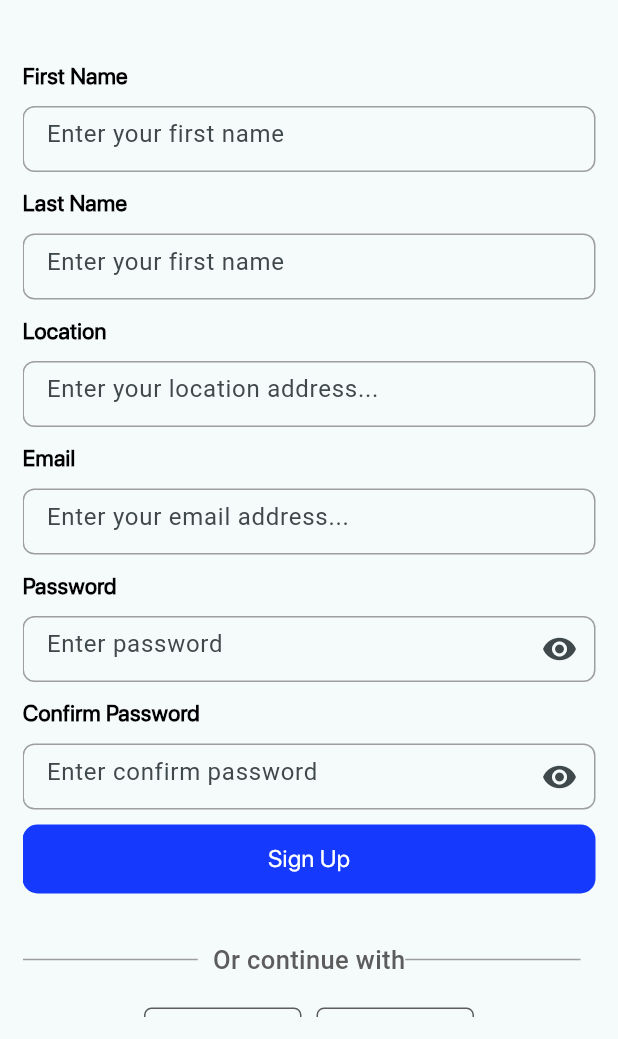
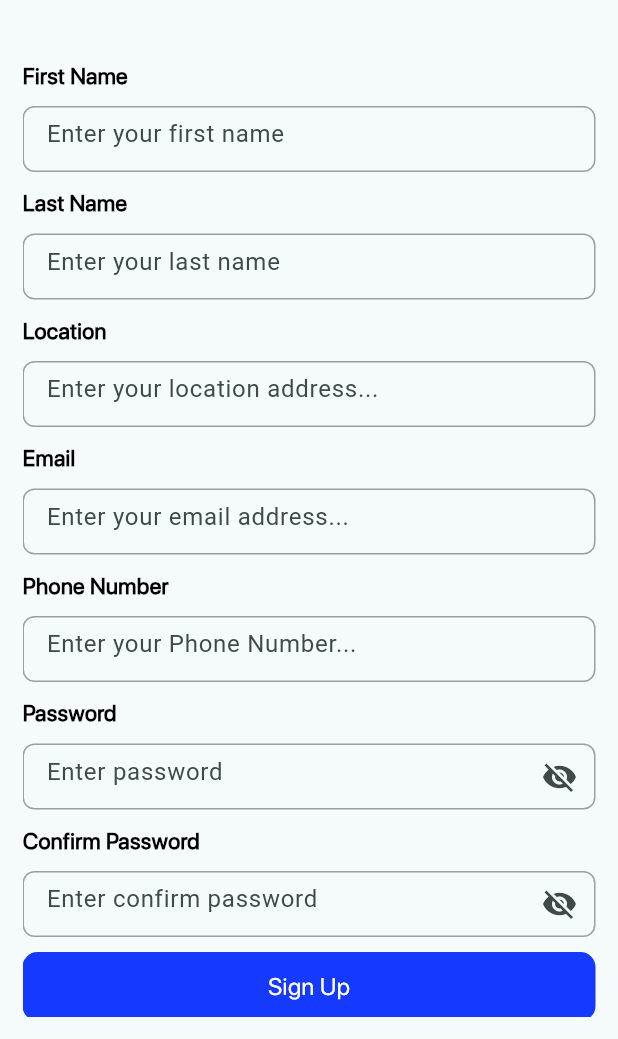
Before and after one commit to nahid-diu-cse/Social-Media-BD-Calling, a Flutter app: the CreateAccountView screen opened directly, on a phone screen of 412 x 824 dp, the part 197-1236 px from its top. Run offline on Flutter 3.47's test engine with Material 3 defaults, Android fonts, the phone set to English and light mode, and no system bars; our stand-ins replace flutter_otp_text_field, flutter_screenutil, fluttertoast, get, pin_code_fields; missing offline and left inert: custom_text_field_with_drop_down, graphview, load_switch.

```diff
--- a/lib/res/apps_url/apps_url.dart
+++ b/lib/res/apps_url/apps_url.dart
@@ -1,5 +1,7 @@
 class AppsUrl{
   static String baseUrl = "http://172.252.13.82:4000/api/v1";
   static String loginUrl = "$baseUrl/auth/sign-in";
+  static String signUpUrl = "$baseUrl/auth/sign-up";
   static String forgetPasswordUrl = "$baseUrl/auth/forget-password";
+  static String googleUrl = "$baseUrl/auth/google";
 }
--- a/lib/res/commonWidget/custom_text_form_field.dart
+++ b/lib/res/commonWidget/custom_text_form_field.dart
@@ -14,8 +14,8 @@ class CustomTextFormField extends StatelessWidget {
   });
 
   final String? hintText;
-  final Icon? prefixIcon;
-  final Icon? suffixIcon;
+  final Widget? prefixIcon;   // <-- CHANGED
+  final Widget? suffixIcon;   // <-- CHANGED
   final TextEditingController? controller;
   final String? Function(String?)? validator;
   final bool obscureText;
--- a/lib/view/authentication_view/createAccount_view.dart
+++ b/lib/view/authentication_view/createAccount_view.dart
@@ -7,24 +7,17 @@ import 'package:social_media/res/commonWidget/custom_button.dart';
 import 'package:social_media/res/commonWidget/custom_divider_text.dart';
 import 'package:social_media/res/commonWidget/custom_text_form_field.dart';
 import 'package:social_media/res/commonWidget/customText.dart';
-import 'package:social_media/view/authentication_view/verification_view.dart';
+import 'package:social_media/view_model/auth_controller/sign_up_controller.dart';
 
-import 'login_view.dart';
+class CreateAccountView extends StatelessWidget {
+  CreateAccountView({super.key});
 
-class CreateAccountView extends StatefulWidget {
-  const CreateAccountView({super.key});
+  final SignUpController controller = Get.put(SignUpController());
 
-  @override
-  State<CreateAccountView> createState() => _CreateAccountViewState();
-}
-
-class _CreateAccountViewState extends State<CreateAccountView> {
   @override
   Widget build(BuildContext context) {
     return Scaffold(
-      appBar: CustomAppBar(
-        title: "Create Account",
-      ),
+      appBar: CustomAppBar(title: "Create Account"),
       body: Padding(
         padding: const EdgeInsets.all(15),
         child: SingleChildScrollView(
@@ -45,7 +38,10 @@ class _CreateAccountViewState extends State<CreateAccountView> {
                 fontWeight: FontWeight.w600,
               ),
               SizedBox(height: 10),
-              CustomTextFormField(hintText: "Enter your first name"),
+              CustomTextFormField(
+                hintText: "Enter your first name",
+                controller: controller.firstNameController,
+              ),
               SizedBox(height: 10),
               CustomText(
                 title: "Last Name",
@@ -53,7 +49,10 @@ class _CreateAccountViewState extends State<CreateAccountView> {
                 fontWeight: FontWeight.w600,
               ),
               SizedBox(height: 10),
-              CustomTextFormField(hintText: "Enter your first name"),
+              CustomTextFormField(
+                hintText: "Enter your last name",
+                controller: controller.lastNameController,
+              ),
               SizedBox(height: 10),
               CustomText(
                 title: "Location",
@@ -61,7 +60,10 @@ class _CreateAccountViewState extends State<CreateAccountView> {
                 fontWeight: FontWeight.w600,
               ),
               SizedBox(height: 10),
-              CustomTextFormField(hintText: "Enter your location address..."),
+              CustomTextFormField(
+                hintText: "Enter your location address...",
+                controller: controller.locationController,
+              ),
               SizedBox(height: 10),
               CustomText(
                 title: "Email",
@@ -69,7 +71,23 @@ class _CreateAccountViewState extends State<CreateAccountView> {
                 fontWeight: FontWeight.w600,
               ),
               SizedBox(height: 10),
-              CustomTextFormField(hintText: "Enter your email address..."),
+              CustomTextFormField(
+                hintText: "Enter your email address...",
+                controller: controller.emailController,
+                keyboardType: TextInputType.emailAddress,
+              ),
+              SizedBox(height: 10),
+              CustomText(
+                title: "Phone Number",
+                fontSize: 15,
+                fontWeight: FontWeight.w600,
+              ),
+              SizedBox(height: 10),
+              CustomTextFormField(
+                hintText: "Enter your Phone Number...",
+                controller: controller.phoneNumberController,
+                keyboardType: TextInputType.emailAddress,
+              ),
               SizedBox(height: 10),
               CustomText(
                 title: "Password",
@@ -77,9 +95,23 @@ class _CreateAccountViewState extends State<CreateAccountView> {
                 fontWeight: FontWeight.w600,
               ),
               SizedBox(height: 10),
-              CustomTextFormField(
+              Obx(
+                () => CustomTextFormField(
                   hintText: "Enter password",
-                suffixIcon: Icon(Icons.visibility),
+                  controller: controller.passwordController,
+                  obscureText: !controller.passwordVisible.value,
+                  suffixIcon: IconButton(
+                    icon: Icon(
+                      controller.passwordVisible.value
+                          ? Icons.visibility
+                          : Icons.visibility_off,
+                    ),
+                    onPressed: () {
+                      controller.passwordVisible.value =
+                          !controller.passwordVisible.value;
+                    },
+                  ),
+                ),
               ),
               SizedBox(height: 10),
               CustomText(
@@ -88,17 +120,32 @@ class _CreateAccountViewState extends State<CreateAccountView> {
                 fontWeight: FontWeight.w600,
               ),
               SizedBox(height: 10),
-              CustomTextFormField(
+              Obx(
+                () => CustomTextFormField(
                   hintText: "Enter confirm password",
-                suffixIcon: Icon(Icons.visibility),
+                  controller: controller.confirmPasswordController,
+                  obscureText: !controller.confirmPasswordVisible.value,
+                  suffixIcon: IconButton(
+                    icon: Icon(
+                      controller.confirmPasswordVisible.value
+                          ? Icons.visibility
+                          : Icons.visibility_off,
+                    ),
+                    onPressed: () {
+                      controller.confirmPasswordVisible.value =
+                          !controller.confirmPasswordVisible.value;
+                    },
+                  ),
+                ),
               ),
               SizedBox(height: 10),
-              CustomButton(
+              Obx(
+                () => CustomButton(
                   title: "Sign Up",
                   fontSize: 16,
-                onTap: () {
-                  Get.to(() => VerificationView());
-                },
+                  isLoading: controller.isLoading.value,
+                  onTap: controller.createAccount, //
+                ),
               ),
               SizedBox(height: 32),
               CustomDividerText(text: 'Or continue with'),
@@ -136,16 +183,20 @@ class _CreateAccountViewState extends State<CreateAccountView> {
                     color: AppColors.black100,
                     fontSize: 16,
                   ),
-                  CustomText(
+                  GestureDetector(
+                    onTap: () {
+                      Get.back(); // Or navigate to LoginView if you want: Get.to(() => LoginView());
+                    },
+                    child: CustomText(
                       title: "Log In",
                       color: AppColors.mainColor,
                       fontSize: 16,
                       fontWeight: FontWeight.w500,
                     ),
+                  ),
                 ],
               ),
               SizedBox(height: 20),
-
               SizedBox(height: 40),
             ],
           ),
--- a/lib/view/forgetSystem_view/forget_password_view/forget_password_view.dart
+++ b/lib/view/forgetSystem_view/forget_password_view/forget_password_view.dart
@@ -33,7 +33,10 @@ class _ForgetPasswordViewState extends State<ForgetPasswordView> {
           ),
         ),
         centerTitle: true,
-        leading: Icon(Icons.arrow_back_ios_rounded),
+        leading: InkWell(
+          child: Icon(Icons.arrow_back_ios_rounded),
+          onTap: () => Get.back(),
+        ),
       ),
       body: Padding(
         padding: const EdgeInsets.all(15),
```
Also changed, not shown: lib/repo/auth_repo/auth_repo.dart (+26 -6 lines), lib/services/network_api_services.dart (+59 -1 lines), lib/view_model/auth_controller/forget_password_controller.dart (+22 -0 lines), lib/view_model/auth_controller/sign_up_controller.dart (added, +112 -0 lines). Lines whose indentation alone changed are shown as unchanged.
